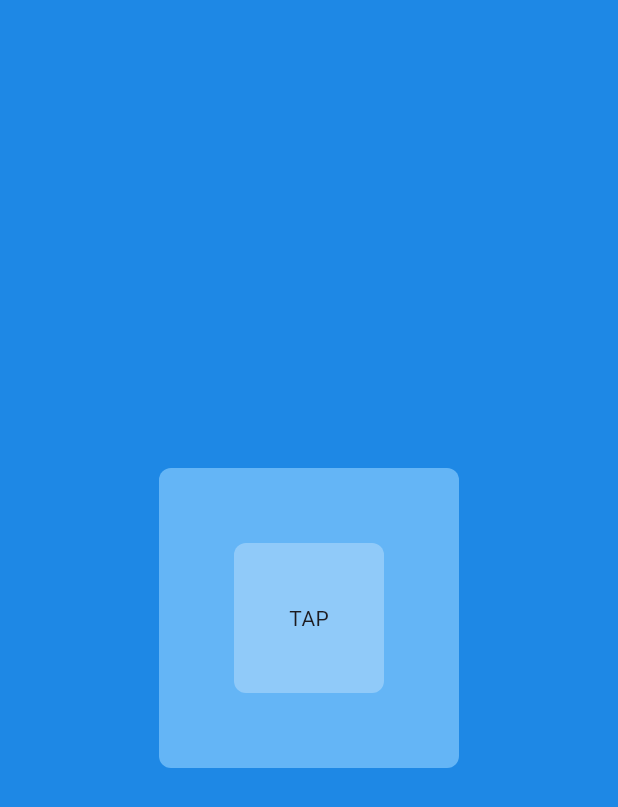
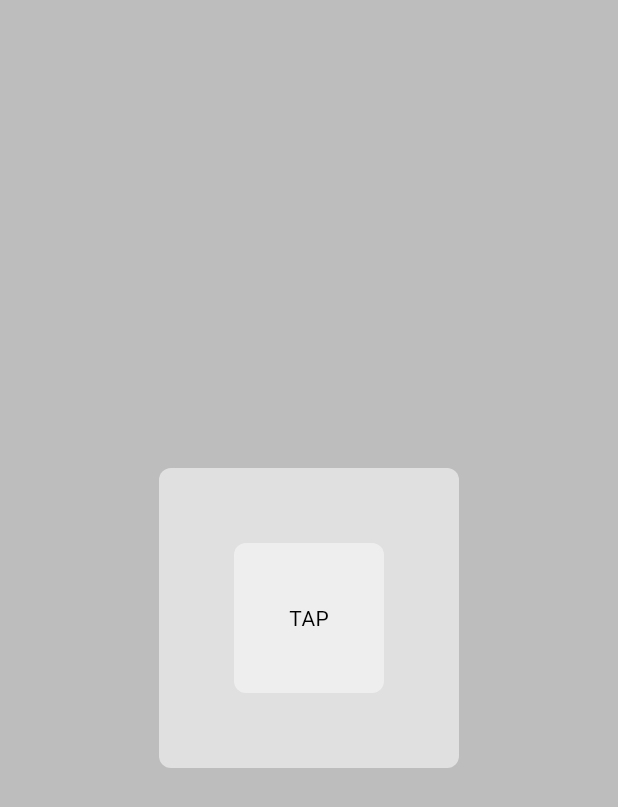
Before and after one commit to Rayane300402/lightvdark, a Flutter app: the screen it shows after launch, on a phone screen of 412 x 824 dp. Shown: the top 807 px of the screen. Run offline on Flutter 3.47's test engine with Material 3 defaults, Android fonts, the light colour scheme and no system bars.

Commit message:
completed dark mode vs light mode using prodiver

```diff
--- a/lib/main.dart
+++ b/lib/main.dart
@@ -1,8 +1,16 @@
 import 'package:flutter/material.dart';
 import 'package:lightvdark/pages/home_page.dart';
+import 'package:lightvdark/theme/theme.dart';
+import 'package:lightvdark/theme/theme_provider.dart';
+import 'package:provider/provider.dart';
 
 void main() {
-  runApp(const MyApp());
+  runApp(
+      ChangeNotifierProvider(
+        create: (context) => ThemeProvider(),
+       child: const MyApp(),
+     )
+  );
 }
 
 class MyApp extends StatelessWidget {
@@ -11,9 +19,10 @@
   // This widget is the root of your application.
   @override
   Widget build(BuildContext context) {
-    return const MaterialApp(
+    return MaterialApp(
+      theme: Provider.of<ThemeProvider>(context).themeData,
       debugShowCheckedModeBanner: false,
-      home: HomePage(),
+      home: const HomePage(),
     );
   }
 }
--- a/lib/pages/home_page.dart
+++ b/lib/pages/home_page.dart
@@ -3,6 +3,8 @@
 import 'package:flutter/material.dart';
 import 'package:lightvdark/component/box.dart';
 import 'package:lightvdark/component/button.dart';
+import 'package:lightvdark/theme/theme_provider.dart';
+import 'package:provider/provider.dart';
 
 class HomePage extends StatefulWidget {
   const HomePage({super.key});
@@ -15,14 +17,16 @@ class _HomePageState extends State<HomePage> {
   @override
   Widget build(BuildContext context) {
     return Scaffold(
-      backgroundColor: Colors.blue[600],
+      backgroundColor:  Theme.of(context).colorScheme.surface,
       body: Center(
         child: MyBox(
             child: MyButton(
-                color: Colors.blue[200],
-                onTap: () {}
+                color: Theme.of(context).colorScheme.secondary,
+                onTap: () {
+                  Provider.of<ThemeProvider>(context, listen: false).toggleTheme();
+                }
             ),
-            color: Colors.blue[300]),
+            color: Theme.of(context).colorScheme.primary),
       ),
     );
   }
--- a/lib/theme/theme.dart
+++ b/lib/theme/theme.dart
@@ -1 +1,19 @@
 import 'package:flutter/material.dart';
+
+ThemeData lightMode = ThemeData(
+    brightness: Brightness.light,
+    colorScheme: ColorScheme.light(
+        surface: Colors.grey.shade400,
+        primary: Colors.grey.shade300,
+        secondary: Colors.grey.shade200
+    )
+);
+
+ThemeData darkMode = ThemeData(
+    brightness: Brightness.dark,
+    colorScheme: ColorScheme.dark(
+        surface: Colors.grey.shade900,
+        primary: Colors.grey.shade800,
+        secondary: Colors.grey.shade700
+    )
+);
--- /dev/null
+++ b/lib/theme/theme_provider.dart
@@ -0,0 +1,21 @@
+import 'package:flutter/material.dart';
+import 'package:lightvdark/theme/theme.dart';
+
+class ThemeProvider with ChangeNotifier{
+  ThemeData _themeDate = lightMode;
+
+  ThemeData get themeData => _themeDate;
+
+  set themeData(ThemeData themeData) {
+    _themeDate = themeData;
+    notifyListeners();
+  }
+
+  void toggleTheme() {
+    if( _themeDate == lightMode){
+      themeData = darkMode;
+    } else {
+      themeData = lightMode;
+    }
+  }
+}
--- a/pubspec.yaml
+++ b/pubspec.yaml
@@ -35,6 +35,7 @@ dependencies:
   # The following adds the Cupertino Icons font to your application.
   # Use with the CupertinoIcons class for iOS style icons.
   cupertino_icons: ^1.0.6
+  provider: ^6.1.2
 
 dev_dependencies:
   flutter_test:
```
Also changed, not shown: pubspec.lock.
